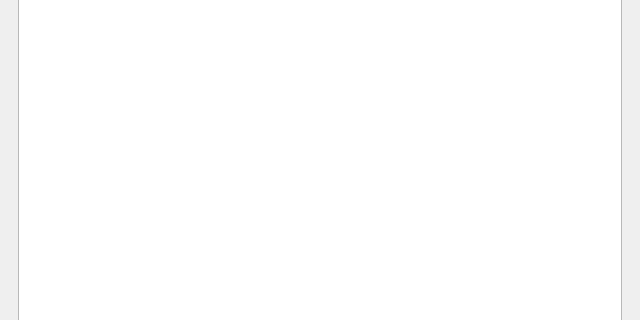
Before: the Qt Designer form ui/qt/mainwindow.ui in jankaluza/hamlog, drawn with Qt 5; both pictures show x 0 to 640 and y 126 to 446 of the 640 by 556 pixel window.
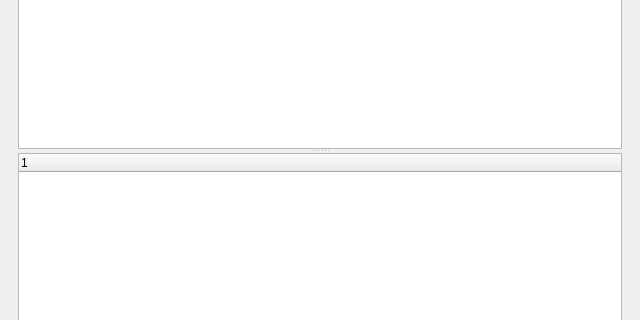
After: the same form once the commit is applied. Icons and pictures are not drawn. Custom widgets are drawn as their Qt base class.

```diff
--- a/ui/qt/mainwindow.ui
+++ b/ui/qt/mainwindow.ui
@@ -77,6 +77,10 @@
          </widget>
         </item>
         <item row="1" column="0" colspan="4">
+         <widget class="QSplitter" name="splitter">
+          <property name="orientation">
+           <enum>Qt::Vertical</enum>
+          </property>
          <widget class="LogbookTreeWidget" name="logbook">
           <column>
            <property name="text">
@@ -84,6 +88,14 @@
            </property>
           </column>
          </widget>
+          <widget class="DXClusterWidget" name="dxcluster">
+           <column>
+            <property name="text">
+             <string notr="true">1</string>
+            </property>
+           </column>
+          </widget>
+         </widget>
         </item>
        </layout>
       </widget>
@@ -145,6 +157,11 @@
    <extends>QTreeWidget</extends>
    <header>logbooktreewidget.h</header>
   </customwidget>
+  <customwidget>
+   <class>DXClusterWidget</class>
+   <extends>QTreeWidget</extends>
+   <header>dxclusterwidget.h</header>
+  </customwidget>
  </customwidgets>
  <resources/>
  <connections/>
```
Left out of the diff: 2 changed lines with no effect on the pictures. Lines whose indentation alone changed are shown as unchanged.
